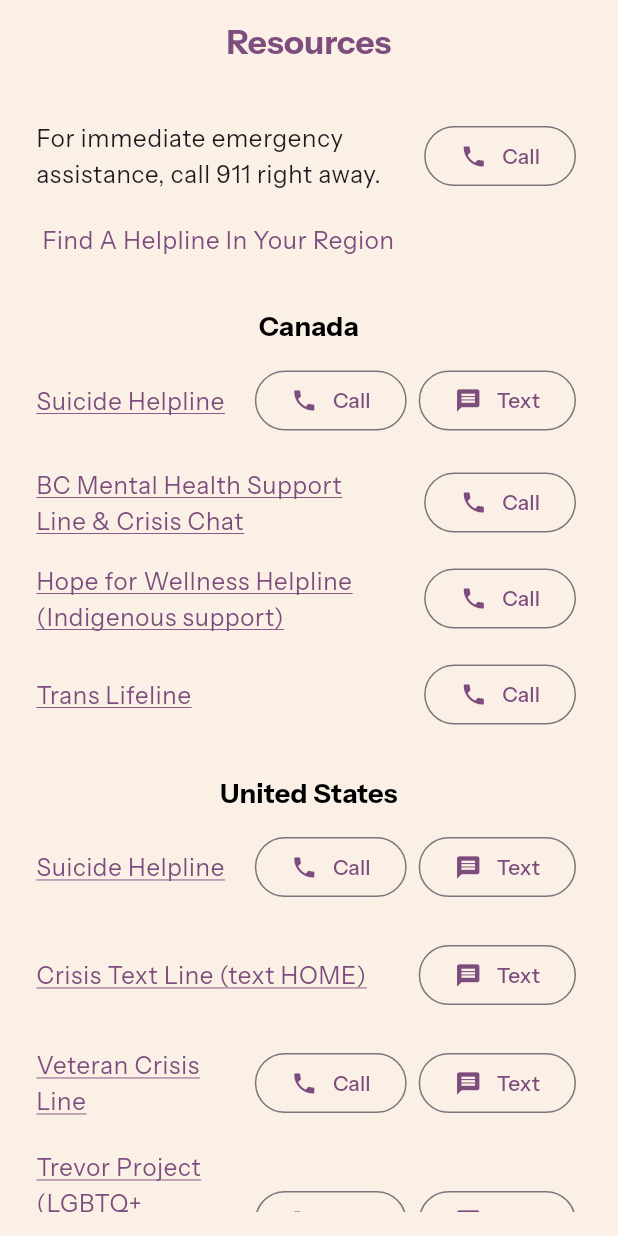
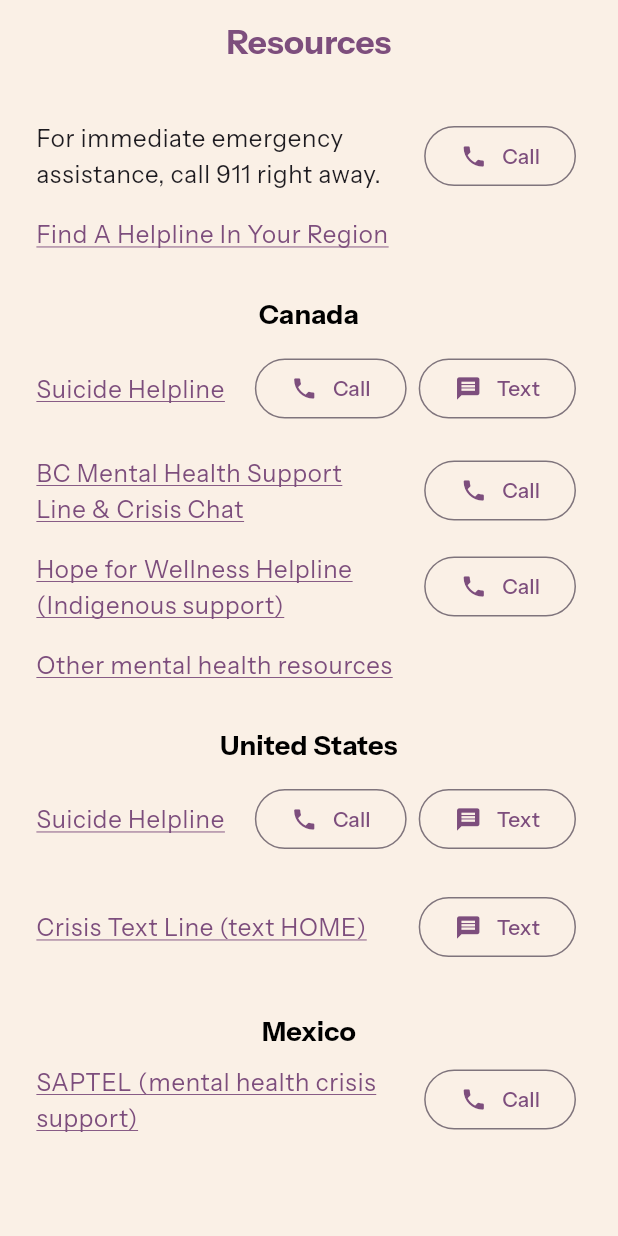
Before and after one commit to charlottejacques3/gratitude_app, a Flutter app: the ResourcesPage screen opened directly, on a phone screen of 412 x 824 dp. Run offline on Flutter 3.47's test engine with Material 3 defaults, Android fonts, the phone set to English and light mode, and no system bars; our stand-ins replace firebase_auth, firebase_core, firebase_database, firebase_messaging, firebase_storage, fl_chart and 9 more; missing offline and left inert: android_alarm_manager_plus, markdown, markdown_widget, pdfrx, photo_manager; accounts and stored records are empty; project files that could hold a hidden picture were left out.

Commit message:
added disclaimer + updates to resources page

```diff
--- a/lib/guiding_pages/inspiration_page.dart
+++ b/lib/guiding_pages/inspiration_page.dart
@@ -82,7 +82,8 @@ class _InspirationPageState extends State<InspirationPage> {
                           'What is a childhood experience that you are grateful for?',
                           'Think about a time when things worked out.',
                           'What are you grateful for about your home?',
-                          'Who was the last person that helped you?'
+                          'Who was the last person that helped you?',
+                          'What is your favourite food?'
                           ];
   int selectedPromptIndex = 0;
   bool photoPermission = false;
@@ -184,7 +185,7 @@ class _InspirationPageState extends State<InspirationPage> {
     SharedPreferences prefs = await SharedPreferences.getInstance();
     bool? asked = prefs.getBool('asked_photo_permission');
     print('PERMISSION STATE: $ps');
-    if ( asked != null && !asked) {
+    if (ps == PermissionState.denied && asked != null && !asked) {
       showDialog(
         context: context,
         builder: (BuildContext context) => Dialog(
--- a/lib/resources_page.dart
+++ b/lib/resources_page.dart
@@ -17,16 +17,12 @@ class _ResourcesPageState extends State<ResourcesPage> {
       {'name': 'Suicide Helpline', 'number': '988', 'text': '988', 'link':'https://988.ca/'},
       {'name': 'BC Mental Health Support Line & Crisis Chat', 'number': '3106789', 'link': 'https://www.crisiscentrechat.ca/'},
       {'name': 'Hope for Wellness Helpline (Indigenous support)', 'number': '18552423310', 'link':'https://www.hopeforwellness.ca/'},
-      {'name': 'Trans Lifeline', 'number': '8773306366', 'link': 'https://translifeline.org/'},
+      {'name': 'Other mental health resources', 'link': 'https://www.mhrc.ca/mh-resources'}
     ],
     'United States': [
       {'name': 'Suicide Helpline', 'number': '988', 'text':'988',
       'link': 'https://988lifeline.org/'},
       {'name': 'Crisis Text Line (text HOME)', 'text': ' 741741?body=HOME', 'link': 'https://www.crisistextline.org/'},
-      {'name':'Veteran Crisis Line', 'number': '18002738255', 'text': '838255', 'link': 'https://www.veteranscrisisline.net/'},
-      {'name': 'Trevor Project (LGBTQ+ support, text START)', 'number': '18664887386',
-     'text':'678678?body=START', 'link': 'https://www.thetrevorproject.org/get-help/'},
-      {'name': 'Trans Lifeline', 'number': '8775658860', 'link': 'https://translifeline.org/'},
     ],
     'Mexico': [
       {'name': 'SAPTEL (mental health crisis support)', 'number':'5552598121', 'link':'http://www.saptel.org.mx/index.html'}
@@ -60,16 +56,18 @@ class _ResourcesPageState extends State<ResourcesPage> {
           children: [
             Resource(name: 'For immediate emergency assistance, call 911 right away.', number: '911', link: null, textMess:null),
 
-            Align(
-              alignment: Alignment.centerLeft,
-              child: TextButton(
-                onPressed: () {
+            Padding(
+              padding: const EdgeInsets.all(8.0),
+              child: GestureDetector(
+                onTap: () {
                   var url = Uri.parse('https://findahelpline.com/');
                   launchUrl(url);
                 },
                 child: Text('Find A Helpline In Your Region',
                   style: Theme.of(context).textTheme.bodyLarge!.copyWith(
                     color: Theme.of(context).colorScheme.primary,
+                    decoration: TextDecoration.underline,
+                    decorationColor: Theme.of(context).colorScheme.primary,
                   ),
                   textAlign: TextAlign.left,
                 )
@@ -142,6 +140,13 @@ class Resource extends StatelessWidget {
         mainAxisSize: MainAxisSize.max,
         children: [
           Expanded(
+            child: GestureDetector(
+              onTap: () {
+                if (link != null) {
+                  var url = Uri.parse(link);
+                  launchUrl(url);
+                }
+              },
               child: Text(name,
               softWrap: true,
                 style: link == null ? Theme.of(context).textTheme.bodyLarge!
@@ -149,6 +154,7 @@ class Resource extends StatelessWidget {
                   color: Theme.of(context).colorScheme.primary,
                   decoration: TextDecoration.underline,
                   decorationColor: Theme.of(context).colorScheme.primary,
+                ),
               ),
             ),
           ),
--- a/lib/settings_page.dart
+++ b/lib/settings_page.dart
@@ -4,6 +4,7 @@ import 'package:firebase_database/firebase_database.dart';
 import 'package:flutter/material.dart';
 import 'package:flutter/services.dart';
 import 'package:gratitude_app/authentication/login_page.dart';
+import 'package:gratitude_app/resources_page.dart';
 import 'package:gratitude_app/study_pages/questionnaire_page.dart';
 import 'package:gratitude_app/study_pages/withdraw_page.dart';
 import 'package:shared_preferences/shared_preferences.dart';
@@ -381,6 +382,12 @@ import 'package:gratitude_app/utilities/globals.dart';
                 )
               ),
 
+              //resources
+              InfoButton(
+                text: 'Mental Health Resources',
+                action: () => Navigator.push(context, MaterialPageRoute(builder: (context) => ResourcesPage()))
+              ),
+
               //opt out of study
               InfoButton(
                 text: 'Withdraw From Study',
```
Also changed, not shown: lib/guiding_pages/main_reframing_page.dart (+54 -0 lines). Lines whose indentation alone changed are shown as unchanged.
